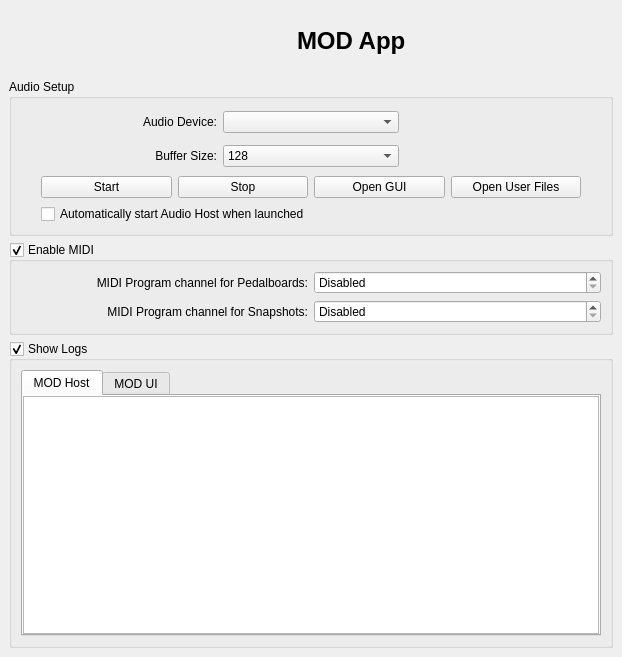
Above: systray/mod-app.ui from mod-audio/mod-desktop before the change. Below: the same form after it.
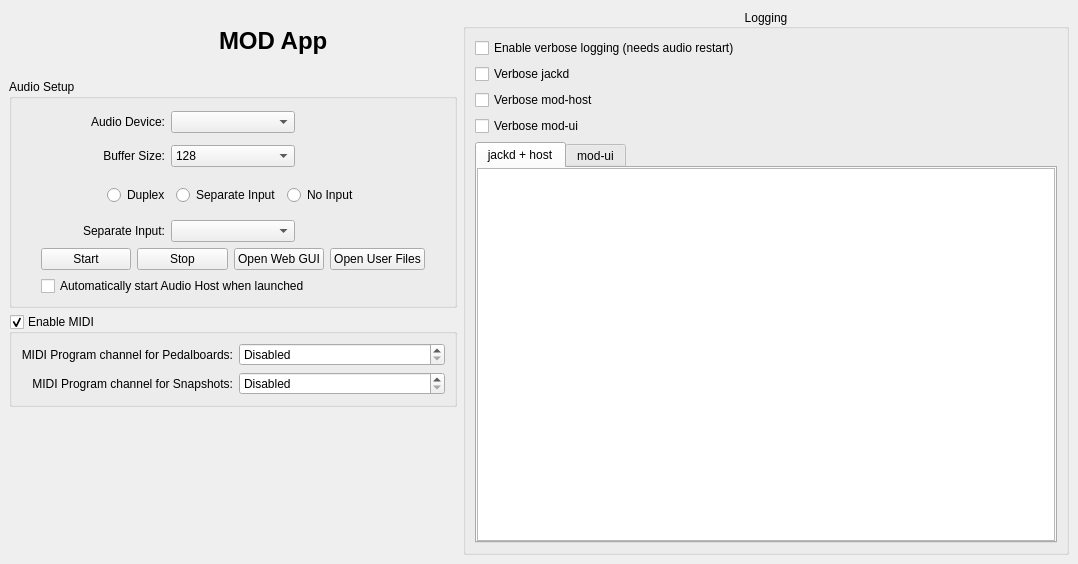
That is the form after the change. Icons and pictures are not drawn.

Commit message: reorganize gui elements WIP, fix win64 midi, cleanup

Patch:
```diff
--- a/systray/mod-app.ui
+++ b/systray/mod-app.ui
@@ -6,16 +6,16 @@
    <rect>
     <x>0</x>
     <y>0</y>
-    <width>622</width>
-    <height>657</height>
+    <width>1078</width>
+    <height>564</height>
    </rect>
   </property>
   <property name="windowTitle">
    <string>MOD App</string>
   </property>
   <widget class="QWidget" name="centralwidget">
-   <layout class="QVBoxLayout" name="verticalLayout">
-    <item>
+   <layout class="QGridLayout" name="gridLayout_3" columnstretch="0,1">
+    <item row="0" column="0">
      <layout class="QHBoxLayout" name="horizontalLayout">
       <item>
        <spacer name="horizontalSpacer_3">
@@ -106,41 +106,135 @@
       </item>
      </layout>
     </item>
-    <item>
+    <item row="0" column="1" rowspan="4">
+     <widget class="QGroupBox" name="gb_logs">
+      <property name="title">
+       <string>Logging</string>
+      </property>
+      <property name="alignment">
+       <set>Qt::AlignCenter</set>
+      </property>
+      <layout class="QVBoxLayout" name="verticalLayout">
+       <item>
+        <widget class="QCheckBox" name="cb_verbose_basic">
+         <property name="text">
+          <string>Enable verbose logging (needs audio restart)</string>
+         </property>
+        </widget>
+       </item>
+       <item>
+        <widget class="QCheckBox" name="cb_verbose_jackd">
+         <property name="text">
+          <string>Verbose jackd</string>
+         </property>
+        </widget>
+       </item>
+       <item>
+        <widget class="QCheckBox" name="cb_verbose_host">
+         <property name="text">
+          <string>Verbose mod-host</string>
+         </property>
+        </widget>
+       </item>
+       <item>
+        <widget class="QCheckBox" name="cb_verbose_ui">
+         <property name="text">
+          <string>Verbose mod-ui</string>
+         </property>
+        </widget>
+       </item>
+       <item>
+        <widget class="QTabWidget" name="tab_logs">
+         <property name="currentIndex">
+          <number>0</number>
+         </property>
+         <widget class="QWidget" name="tab_logs_backend">
+          <attribute name="title">
+           <string>jackd + host</string>
+          </attribute>
+          <layout class="QHBoxLayout" name="horizontalLayout_4">
+           <property name="spacing">
+            <number>0</number>
+           </property>
+           <property name="leftMargin">
+            <number>0</number>
+           </property>
+           <property name="topMargin">
+            <number>0</number>
+           </property>
+           <property name="rightMargin">
+            <number>0</number>
+           </property>
+           <property name="bottomMargin">
+            <number>0</number>
+           </property>
+           <item>
+            <widget class="QPlainTextEdit" name="text_host">
+             <property name="undoRedoEnabled">
+              <bool>false</bool>
+             </property>
+             <property name="lineWrapMode">
+              <enum>QPlainTextEdit::NoWrap</enum>
+             </property>
+             <property name="readOnly">
+              <bool>true</bool>
+             </property>
+             <property name="textInteractionFlags">
+              <set>Qt::TextSelectableByKeyboard|Qt::TextSelectableByMouse</set>
+             </property>
+            </widget>
+           </item>
+          </layout>
+         </widget>
+         <widget class="QWidget" name="tab_logs_ui">
+          <attribute name="title">
+           <string>mod-ui</string>
+          </attribute>
+          <layout class="QHBoxLayout" name="horizontalLayout_2">
+           <property name="spacing">
+            <number>0</number>
+           </property>
+           <property name="leftMargin">
+            <number>0</number>
+           </property>
+           <property name="topMargin">
+            <number>0</number>
+           </property>
+           <property name="rightMargin">
+            <number>0</number>
+           </property>
+           <property name="bottomMargin">
+            <number>0</number>
+           </property>
+           <item>
+            <widget class="QPlainTextEdit" name="text_ui">
+             <property name="undoRedoEnabled">
+              <bool>false</bool>
+             </property>
+             <property name="lineWrapMode">
+              <enum>QPlainTextEdit::NoWrap</enum>
+             </property>
+             <property name="readOnly">
+              <bool>true</bool>
+             </property>
+             <property name="textInteractionFlags">
+              <set>Qt::TextSelectableByKeyboard|Qt::TextSelectableByMouse</set>
+             </property>
+            </widget>
+           </item>
+          </layout>
+         </widget>
+        </widget>
+       </item>
+      </layout>
+     </widget>
+    </item>
+    <item row="1" column="0">
      <widget class="QGroupBox" name="group_ui">
       <property name="title">
        <string>Audio Setup</string>
       </property>
       <layout class="QGridLayout" name="gridLayout">
-       <item row="0" column="4">
-        <spacer name="horizontalSpacer_6">
-         <property name="orientation">
-          <enum>Qt::Horizontal</enum>
-         </property>
-         <property name="sizeType">
-          <enum>QSizePolicy::Preferred</enum>
-         </property>
-         <property name="sizeHint" stdset="0">
-          <size>
-           <width>20</width>
-           <height>20</height>
-          </size>
-         </property>
-        </spacer>
-       </item>
-       <item row="0" column="2">
-        <widget class="QComboBox" name="cb_device"/>
-       </item>
-       <item row="1" column="1">
-        <widget class="QLabel" name="label_2">
-         <property name="text">
-          <string>Buffer Size:</string>
-         </property>
-         <property name="alignment">
-          <set>Qt::AlignRight|Qt::AlignTrailing|Qt::AlignVCenter</set>
-         </property>
-        </widget>
-       </item>
        <item row="0" column="0">
         <spacer name="horizontalSpacer">
          <property name="orientation">
@@ -157,53 +251,7 @@
          </property>
         </spacer>
        </item>
-       <item row="0" column="3">
-        <spacer name="horizontalSpacer_10">
-         <property name="orientation">
-          <enum>Qt::Horizontal</enum>
-         </property>
-         <property name="sizeType">
-          <enum>QSizePolicy::Preferred</enum>
-         </property>
-         <property name="sizeHint" stdset="0">
-          <size>
-           <width>82</width>
-           <height>28</height>
-          </size>
-         </property>
-        </spacer>
-       </item>
-       <item row="1" column="0">
-        <spacer name="horizontalSpacer_2">
-         <property name="orientation">
-          <enum>Qt::Horizontal</enum>
-         </property>
-         <property name="sizeType">
-          <enum>QSizePolicy::Preferred</enum>
-         </property>
-         <property name="sizeHint" stdset="0">
-          <size>
-           <width>20</width>
-           <height>20</height>
-          </size>
-         </property>
-        </spacer>
-       </item>
-       <item row="1" column="2">
-        <widget class="QComboBox" name="cb_buffersize">
-         <item>
-          <property name="text">
-           <string>128</string>
-          </property>
-         </item>
-         <item>
-          <property name="text">
-           <string>256</string>
-          </property>
-         </item>
-        </widget>
-       </item>
-       <item row="2" column="1" colspan="3">
+       <item row="5" column="1" colspan="3">
         <layout class="QHBoxLayout" name="hl_ui">
          <item>
           <widget class="QPushButton" name="b_start">
@@ -222,7 +270,7 @@
          <item>
           <widget class="QPushButton" name="b_opengui">
            <property name="text">
-            <string>Open GUI</string>
+            <string>Open Web GUI</string>
            </property>
           </widget>
          </item>
@@ -235,37 +283,8 @@
          </item>
         </layout>
        </item>
-       <item row="1" column="3">
-        <spacer name="horizontalSpacer_11">
-         <property name="orientation">
-          <enum>Qt::Horizontal</enum>
-         </property>
-         <property name="sizeType">
-          <enum>QSizePolicy::Preferred</enum>
-         </property>
-         <property name="sizeHint" stdset="0">
-          <size>
-           <width>82</width>
-           <height>28</height>
-          </size>
-         </property>
-        </spacer>
-       </item>
-       <item row="2" column="0">
-        <spacer name="horizontalSpacer_9">
-         <property name="orientation">
-          <enum>Qt::Horizontal</enum>
-         </property>
-         <property name="sizeType">
-          <enum>QSizePolicy::Preferred</enum>
-         </property>
-         <property name="sizeHint" stdset="0">
-          <size>
-           <width>20</width>
-           <height>20</height>
-          </size>
-         </property>
-        </spacer>
+       <item row="0" column="2">
+        <widget class="QComboBox" name="cb_device"/>
        </item>
        <item row="0" column="1">
         <widget class="QLabel" name="l_ui_details">
@@ -280,6 +299,184 @@
          </property>
         </widget>
        </item>
+       <item row="5" column="0">
+        <spacer name="horizontalSpacer_9">
+         <property name="orientation">
+          <enum>Qt::Horizontal</enum>
+         </property>
+         <property name="sizeType">
+          <enum>QSizePolicy::Preferred</enum>
+         </property>
+         <property name="sizeHint" stdset="0">
+          <size>
+           <width>20</width>
+           <height>20</height>
+          </size>
+         </property>
+        </spacer>
+       </item>
+       <item row="0" column="3">
+        <spacer name="horizontalSpacer_10">
+         <property name="orientation">
+          <enum>Qt::Horizontal</enum>
+         </property>
+         <property name="sizeType">
+          <enum>QSizePolicy::Preferred</enum>
+         </property>
+         <property name="sizeHint" stdset="0">
+          <size>
+           <width>82</width>
+           <height>28</height>
+          </size>
+         </property>
+        </spacer>
+       </item>
+       <item row="2" column="1" colspan="3">
+        <widget class="QWidget" name="widget" native="true">
+         <layout class="QHBoxLayout" name="horizontalLayout_5">
+          <item>
+           <spacer name="horizontalSpacer_12">
+            <property name="orientation">
+             <enum>Qt::Horizontal</enum>
+            </property>
+            <property name="sizeHint" stdset="0">
+             <size>
+              <width>40</width>
+              <height>20</height>
+             </size>
+            </property>
+           </spacer>
+          </item>
+          <item>
+           <widget class="QRadioButton" name="rb_device_duplex">
+            <property name="text">
+             <string>Duplex</string>
+            </property>
+           </widget>
+          </item>
+          <item>
+           <widget class="QRadioButton" name="rb_device_separate">
+            <property name="text">
+             <string>Separate Input</string>
+            </property>
+           </widget>
+          </item>
+          <item>
+           <widget class="QRadioButton" name="rb_device_noinput">
+            <property name="text">
+             <string>No Input</string>
+            </property>
+           </widget>
+          </item>
+          <item>
+           <spacer name="horizontalSpacer_13">
+            <property name="orientation">
+             <enum>Qt::Horizontal</enum>
+            </property>
+            <property name="sizeHint" stdset="0">
+             <size>
+              <width>40</width>
+              <height>20</height>
+             </size>
+            </property>
+           </spacer>
+          </item>
+         </layout>
+        </widget>
+       </item>
+       <item row="0" column="4">
+        <spacer name="horizontalSpacer_6">
+         <property name="orientation">
+          <enum>Qt::Horizontal</enum>
+         </property>
+         <property name="sizeType">
+          <enum>QSizePolicy::Preferred</enum>
+         </property>
+         <property name="sizeHint" stdset="0">
+          <size>
+           <width>20</width>
+           <height>20</height>
+          </size>
+         </property>
+        </spacer>
+       </item>
+       <item row="3" column="2">
+        <widget class="QComboBox" name="cb_input"/>
+       </item>
+       <item row="5" column="4">
+        <spacer name="horizontalSpacer_8">
+         <property name="orientation">
+          <enum>Qt::Horizontal</enum>
+         </property>
+         <property name="sizeType">
+          <enum>QSizePolicy::Preferred</enum>
+         </property>
+         <property name="sizeHint" stdset="0">
+          <size>
+           <width>20</width>
+           <height>20</height>
+          </size>
+         </property>
+        </spacer>
+       </item>
+       <item row="3" column="1">
+        <widget class="QLabel" name="label_5">
+         <property name="text">
+          <string>Separate Input:</string>
+         </property>
+         <property name="alignment">
+          <set>Qt::AlignRight|Qt::AlignTrailing|Qt::AlignVCenter</set>
+         </property>
+        </widget>
+       </item>
+       <item row="1" column="1">
+        <widget class="QLabel" name="label_2">
+         <property name="text">
+          <string>Buffer Size:</string>
+         </property>
+         <property name="alignment">
+          <set>Qt::AlignRight|Qt::AlignTrailing|Qt::AlignVCenter</set>
+         </property>
+        </widget>
+       </item>
+       <item row="1" column="2">
+        <widget class="QComboBox" name="cb_buffersize">
+         <property name="currentIndex">
+          <number>1</number>
+         </property>
+         <item>
+          <property name="text">
+           <string notr="true">64</string>
+          </property>
+         </item>
+         <item>
+          <property name="text">
+           <string notr="true">128</string>
+          </property>
+         </item>
+         <item>
+          <property name="text">
+           <string notr="true">256</string>
+          </property>
+         </item>
+        </widget>
+       </item>
+       <item row="1" column="3">
+        <spacer name="horizontalSpacer_11">
+         <property name="orientation">
+          <enum>Qt::Horizontal</enum>
+         </property>
+         <property name="sizeType">
+          <enum>QSizePolicy::Preferred</enum>
+         </property>
+         <property name="sizeHint" stdset="0">
+          <size>
+           <width>82</width>
+           <height>28</height>
+          </size>
+         </property>
+        </spacer>
+       </item>
        <item row="1" column="4">
         <spacer name="horizontalSpacer_7">
          <property name="orientation">
@@ -296,8 +493,8 @@
          </property>
         </spacer>
        </item>
-       <item row="2" column="4">
-        <spacer name="horizontalSpacer_8">
+       <item row="1" column="0">
+        <spacer name="horizontalSpacer_2">
          <property name="orientation">
           <enum>Qt::Horizontal</enum>
          </property>
@@ -312,7 +509,23 @@
          </property>
         </spacer>
        </item>
-       <item row="3" column="1" colspan="3">
+       <item row="2" column="0">
+        <spacer name="horizontalSpacer_14">
+         <property name="orientation">
+          <enum>Qt::Horizontal</enum>
+         </property>
+         <property name="sizeType">
+          <enum>QSizePolicy::Preferred</enum>
+         </property>
+         <property name="sizeHint" stdset="0">
+          <size>
+           <width>20</width>
+           <height>20</height>
+          </size>
+         </property>
+        </spacer>
+       </item>
+       <item row="6" column="1" colspan="3">
         <widget class="QCheckBox" name="cb_autostart">
          <property name="text">
           <string>Automatically start Audio Host when launched</string>
@@ -322,7 +535,7 @@
       </layout>
      </widget>
     </item>
-    <item>
+    <item row="2" column="0">
      <widget class="QGroupBox" name="gb_midi">
       <property name="title">
        <string>Enable MIDI</string>
@@ -374,103 +587,18 @@
       </layout>
      </widget>
     </item>
-    <item>
-     <widget class="QGroupBox" name="gb_logs">
-      <property name="title">
-       <string>Show Logs</string>
+    <item row="3" column="0">
+     <spacer name="verticalSpacer">
+      <property name="orientation">
+       <enum>Qt::Vertical</enum>
       </property>
-      <property name="flat">
-       <bool>true</bool>
+      <property name="sizeHint" stdset="0">
+       <size>
+        <width>448</width>
+        <height>100</height>
+       </size>
       </property>
-      <property name="checkable">
-       <bool>true</bool>
-      </property>
-      <layout class="QHBoxLayout" name="horizontalLayout_3">
-       <item>
-        <widget class="QTabWidget" name="tab_logs">
-         <property name="currentIndex">
-          <number>0</number>
-         </property>
-         <widget class="QWidget" name="tab_logs_backend">
-          <attribute name="title">
-           <string>MOD Host</string>
-          </attribute>
-          <layout class="QHBoxLayout" name="horizontalLayout_4">
-           <property name="spacing">
-            <number>0</number>
-           </property>
-           <property name="leftMargin">
-            <number>0</number>
-           </property>
-           <property name="topMargin">
-            <number>0</number>
-           </property>
-           <property name="rightMargin">
-            <number>0</number>
-           </property>
-           <property name="bottomMargin">
-            <number>0</number>
-           </property>
-           <item>
-            <widget class="QPlainTextEdit" name="text_host">
-             <property name="undoRedoEnabled">
-              <bool>false</bool>
-             </property>
-             <property name="lineWrapMode">
-              <enum>QPlainTextEdit::NoWrap</enum>
-             </property>
-             <property name="readOnly">
-              <bool>true</bool>
-             </property>
-             <property name="textInteractionFlags">
-              <set>Qt::TextSelectableByKeyboard|Qt::TextSelectableByMouse</set>
-             </property>
-            </widget>
-           </item>
-          </layout>
-         </widget>
-         <widget class="QWidget" name="tab_logs_ui">
-          <attribute name="title">
-           <string>MOD UI</string>
-          </attribute>
-          <layout class="QHBoxLayout" name="horizontalLayout_2">
-           <property name="spacing">
-            <number>0</number>
-           </property>
-           <property name="leftMargin">
-            <number>0</number>
-           </property>
-           <property name="topMargin">
-            <number>0</number>
-           </property>
-           <property name="rightMargin">
-            <number>0</number>
-           </property>
-           <property name="bottomMargin">
-            <number>0</number>
-           </property>
-           <item>
-            <widget class="QPlainTextEdit" name="text_ui">
-             <property name="undoRedoEnabled">
-              <bool>false</bool>
-             </property>
-             <property name="lineWrapMode">
-              <enum>QPlainTextEdit::NoWrap</enum>
-             </property>
-             <property name="readOnly">
-              <bool>true</bool>
-             </property>
-             <property name="textInteractionFlags">
-              <set>Qt::TextSelectableByKeyboard|Qt::TextSelectableByMouse</set>
-             </property>
-            </widget>
-           </item>
-          </layout>
-         </widget>
-        </widget>
-       </item>
-      </layout>
-     </widget>
+     </spacer>
     </item>
    </layout>
   </widget>
```
The commit also changes 3 other files.
